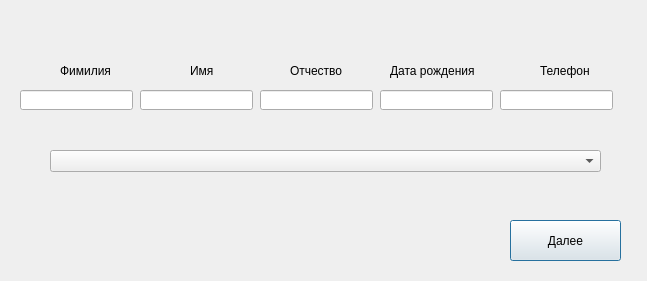
First picture: the form in Patient.ui, repository naykama/Doctor.Appointment, before the edit.
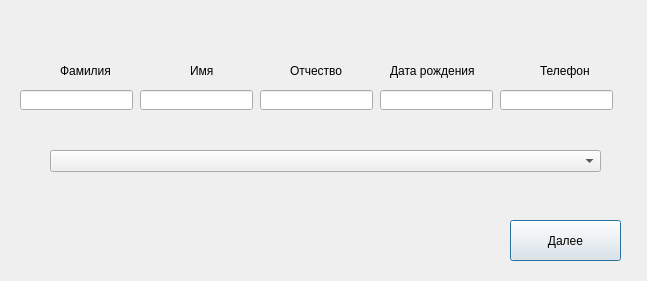
Second picture: the form after the edit.

Commit message: Доредактировала формы

Patch:
```diff
--- a/Patient.ui
+++ b/Patient.ui
@@ -23,7 +23,7 @@
     </rect>
    </property>
    <property name="text">
-    <string>Фимилия</string>
+    <string>Фамилия</string>
    </property>
   </widget>
   <widget class="QLabel" name="label_2">
```
Left out of the diff: 2 changed lines with no effect on the pictures. The commit also changes 4 other files.
